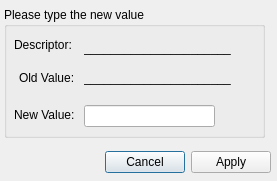
The window that guide/DialogEditDescript.ui (CCC-members/EEG_ArtifacRejection) describes before a commit, drawn with Qt 5.
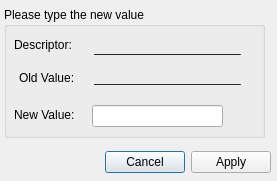
The same window after the commit.

Patch:
```diff
--- a/guide/DialogEditDescript.ui
+++ b/guide/DialogEditDescript.ui
@@ -83,7 +83,7 @@
    <widget class="QLabel" name="labelDescriptor">
     <property name="geometry">
      <rect>
-      <x>80</x>
+      <x>90</x>
       <y>30</y>
       <width>161</width>
       <height>21</height>
@@ -96,7 +96,7 @@
    <widget class="QLineEdit" name="lineEditNewValue">
     <property name="geometry">
      <rect>
-      <x>80</x>
+      <x>88</x>
       <y>98</y>
       <width>131</width>
       <height>22</height>
@@ -106,7 +106,7 @@
    <widget class="QLabel" name="labelOldValue">
     <property name="geometry">
      <rect>
-      <x>80</x>
+      <x>90</x>
       <y>60</y>
       <width>161</width>
       <height>21</height>
```
